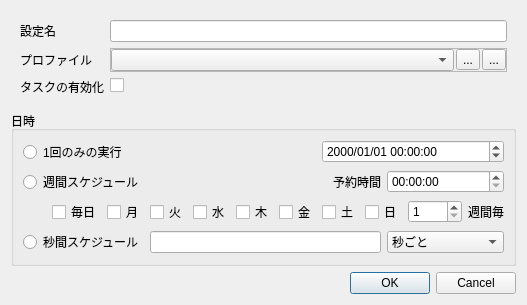
The window that src/AutoBatchScheduler/startupdialog.ui (karakirimu/AutoBatchTools) describes before a commit, drawn with Qt 5.
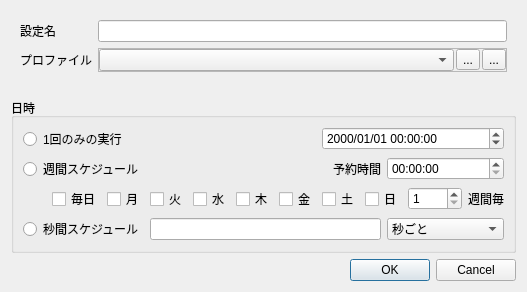
The same window after the commit. Icons and pictures are not drawn. Custom widgets are drawn as their Qt base class.

Commit message: Enable/Disableを削除

What changed in the file:
```diff
--- a/src/AutoBatchScheduler/startupdialog.ui
+++ b/src/AutoBatchScheduler/startupdialog.ui
@@ -98,20 +98,6 @@
         </layout>
        </widget>
       </item>
-      <item row="2" column="0">
-       <widget class="QLabel" name="label_6">
-        <property name="text">
-         <string>タスクの有効化</string>
-        </property>
-       </widget>
-      </item>
-      <item row="2" column="1">
-       <widget class="QCheckBox" name="validCheckBox">
-        <property name="text">
-         <string/>
-        </property>
-       </widget>
-      </item>
      </layout>
      <zorder>label_2</zorder>
      <zorder>label</zorder>
```
Left out of the diff: 2 changed lines with no effect on the pictures. The commit also changes 1 other file.
